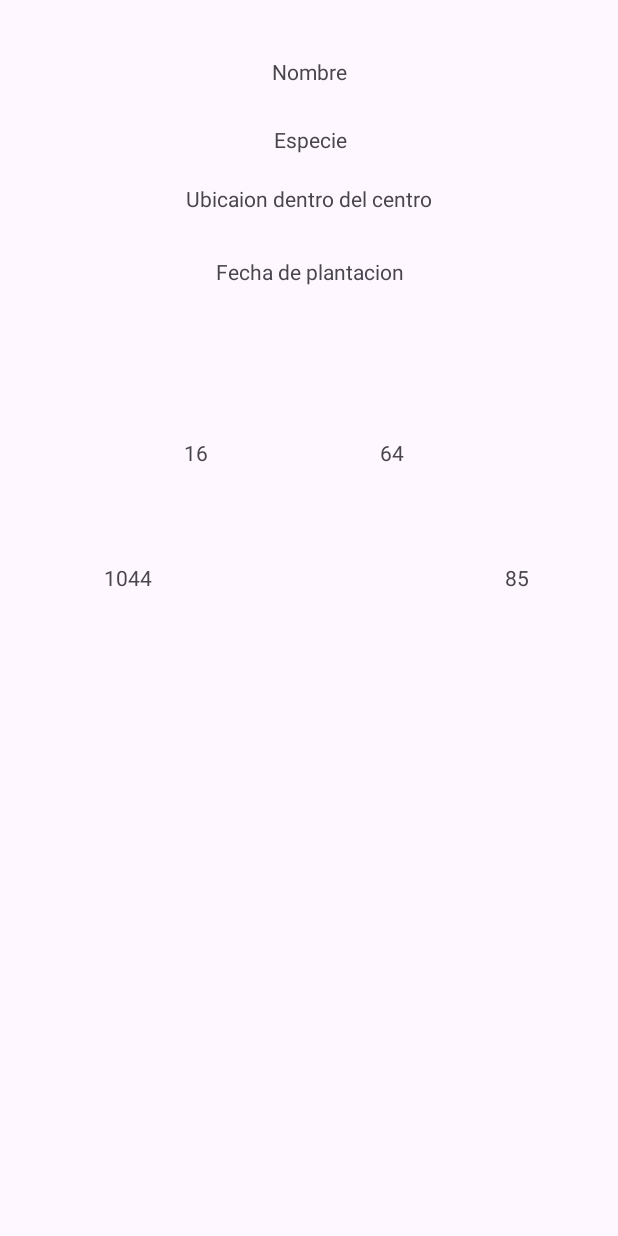
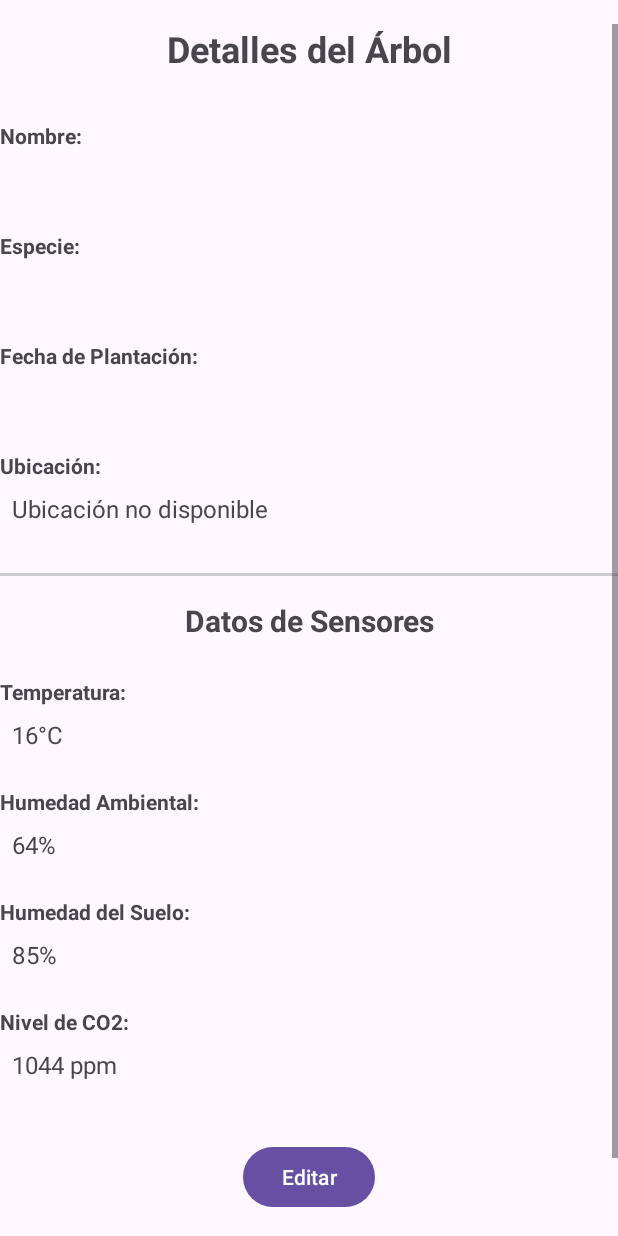
Before and after one commit to riordi80/vocational-training-final-project, an Android app: the ArbolDetalles screen opened directly, with no data from a screen before it, on a phone screen of 412 x 824 dp. Run offline under Robolectric (Android 15) with nearby library versions, the phone set to English and light mode, and no system bars.

Commit message:
feat(andorid): implements CRUD in Arbol detalles

```diff
--- a/android/app/src/main/java/com/example/proyectoarboles/activities/ArbolDetalles.java
+++ b/android/app/src/main/java/com/example/proyectoarboles/activities/ArbolDetalles.java
@@ -2,13 +2,14 @@ package com.example.proyectoarboles.activities;
 
 import android.content.Intent;
 import android.os.Bundle;
+import android.view.View;
+import android.widget.Button;
+import android.widget.EditText;
 import android.widget.TextView;
+import android.widget.Toast;
 
 import androidx.activity.EdgeToEdge;
 import androidx.appcompat.app.AppCompatActivity;
-import androidx.core.graphics.Insets;
-import androidx.core.view.ViewCompat;
-import androidx.core.view.WindowInsetsCompat;
 
 import com.example.proyectoarboles.R;
 
@@ -16,26 +17,204 @@ import java.util.Random;
 
 public class ArbolDetalles extends AppCompatActivity {
 
+    private TextView tvNombre, tvEspecie, tvFecha, tvUbicacion, tvTemp, tvHumedad, tvCO2, tvHumedadSuelo;
+    private EditText etNombre, etEspecie, etFecha, etUbicacion, etTemp, etHumedad, etCO2, etHumedadSuelo;
+    private Button btnEditar, btnGuardar, btnCancelar, btnVolver;
+    private boolean modoEdicion = false;
+
+    // Variables para guardar los valores originales
+    private String nombreOriginal, especieOriginal, fechaOriginal, ubicacionOriginal;
+    private String tempOriginal, humedadOriginal, co2Original, humedadSueloOriginal;
+
     @Override
     protected void onCreate(Bundle savedInstanceState) {
         super.onCreate(savedInstanceState);
         EdgeToEdge.enable(this);
         setContentView(R.layout.activity_arbol_detalles);
 
+        // Obtener los datos del Intent
+        Intent intent = getIntent();
+        String nombre = intent.getStringExtra("arbol_nombre");
+        String especie = intent.getStringExtra("arbol_especie");
+        String fecha = intent.getStringExtra("arbol_fecha");
+        String ubicacion = intent.getStringExtra("arbol_ubicacion");
+
+        // Inicializar TextViews
+        tvNombre = findViewById(R.id.textViewNombreDetalle);
+        tvEspecie = findViewById(R.id.textViewEspecieDetalle);
+        tvFecha = findViewById(R.id.textViewFechaDetalle);
+        tvUbicacion = findViewById(R.id.textViewUbicacion);
+        tvTemp = findViewById(R.id.textViewTemp);
+        tvHumedad = findViewById(R.id.textViewHumedad);
+        tvCO2 = findViewById(R.id.textViewCO2);
+        tvHumedadSuelo = findViewById(R.id.textViewHumedadSuelo);
+
+        // Inicializar EditTexts
+        etNombre = findViewById(R.id.editTextNombreDetalle);
+        etEspecie = findViewById(R.id.editTextEspecieDetalle);
+        etFecha = findViewById(R.id.editTextFechaDetalle);
+        etUbicacion = findViewById(R.id.editTextUbicacion);
+        etTemp = findViewById(R.id.editTextTemp);
+        etHumedad = findViewById(R.id.editTextHumedad);
+        etCO2 = findViewById(R.id.editTextCO2);
+        etHumedadSuelo = findViewById(R.id.editTextHumedadSuelo);
+
+        // Inicializar botones
+        btnEditar = findViewById(R.id.buttonEditar);
+        btnGuardar = findViewById(R.id.buttonGuardar);
+        btnCancelar = findViewById(R.id.buttonCancelar);
+
+        // Establecer los datos recibidos del Intent
+        tvNombre.setText(nombre);
+        tvEspecie.setText(especie);
+        tvFecha.setText(fecha);
+
+        if (ubicacion != null && !ubicacion.isEmpty()) {
+            tvUbicacion.setText(ubicacion);
+        } else {
+            tvUbicacion.setText("Ubicación no disponible");
+        }
+
+        // Generar valores aleatorios para los sensores
         Random random = new Random();
+        String temp = random.nextInt(30) + "°C";
+        String humedad = random.nextInt(100) + "%";
+        String humedadSuelo = random.nextInt(100) + "%";
+        String co2 = (random.nextInt(500) + 1000) + " ppm";
 
-        TextView tvNombre = findViewById(R.id.textViewNombreDetalle);
-        TextView tvEspecie = findViewById(R.id.textViewEspecieDetalle);
-        TextView tvFecha = findViewById(R.id.textViewFechaDetalle);
-        TextView tvUbicacion = findViewById(R.id.textViewUbicacion);
-        TextView tvTemp = findViewById(R.id.textViewTemp);
-        TextView tvHumedad = findViewById(R.id.textViewHumedad);
-        TextView tvCO2 = findViewById(R.id.textViewCO2);
-        TextView tvHumedadSuelo = findViewById(R.id.textViewHumedadSuelo);
+        tvTemp.setText(temp);
+        tvHumedad.setText(humedad);
+        tvHumedadSuelo.setText(humedadSuelo);
+        tvCO2.setText(co2);
 
-        tvTemp.setText(String.valueOf(random.nextInt(30 )));
-        tvHumedad.setText(String.valueOf(random.nextInt(100)));
-        tvHumedadSuelo.setText(String.valueOf(random.nextInt(100)));
-        tvCO2.setText(String.valueOf(random.nextInt(500) + 1000));
+        // Guardar valores originales
+        guardarValoresOriginales();
+
+        // Configurar listeners de botones
+        btnEditar.setOnClickListener(v -> activarModoEdicion());
+        btnGuardar.setOnClickListener(v -> guardarCambios());
+        btnCancelar.setOnClickListener(v -> cancelarEdicion());
+
+        // Inicialmente mostrar solo TextViews
+        mostrarTextViews();
+    }
+
+    private void guardarValoresOriginales() {
+        nombreOriginal = tvNombre.getText().toString();
+        especieOriginal = tvEspecie.getText().toString();
+        fechaOriginal = tvFecha.getText().toString();
+        ubicacionOriginal = tvUbicacion.getText().toString();
+        tempOriginal = tvTemp.getText().toString();
+        humedadOriginal = tvHumedad.getText().toString();
+        co2Original = tvCO2.getText().toString();
+        humedadSueloOriginal = tvHumedadSuelo.getText().toString();
+    }
+
+    private void activarModoEdicion() {
+        modoEdicion = true;
+
+        // Copiar valores de TextViews a EditTexts
+        etNombre.setText(tvNombre.getText());
+        etEspecie.setText(tvEspecie.getText());
+        etFecha.setText(tvFecha.getText());
+        etUbicacion.setText(tvUbicacion.getText());
+        etTemp.setText(tvTemp.getText());
+        etHumedad.setText(tvHumedad.getText());
+        etCO2.setText(tvCO2.getText());
+        etHumedadSuelo.setText(tvHumedadSuelo.getText());
+
+        // Mostrar EditTexts y ocultar TextViews
+        mostrarEditTexts();
+    }
+
+    private void guardarCambios() {
+        // Copiar valores de EditTexts a TextViews
+        tvNombre.setText(etNombre.getText().toString());
+        tvEspecie.setText(etEspecie.getText().toString());
+        tvFecha.setText(etFecha.getText().toString());
+        tvUbicacion.setText(etUbicacion.getText().toString());
+        tvTemp.setText(etTemp.getText().toString());
+        tvHumedad.setText(etHumedad.getText().toString());
+        tvCO2.setText(etCO2.getText().toString());
+        tvHumedadSuelo.setText(etHumedadSuelo.getText().toString());
+
+        // Actualizar valores originales
+        guardarValoresOriginales();
+
+        modoEdicion = false;
+        mostrarTextViews();
+
+        Toast.makeText(this, "Cambios guardados", Toast.LENGTH_SHORT).show();
+    }
+
+    private void cancelarEdicion() {
+        // Restaurar valores originales
+        tvNombre.setText(nombreOriginal);
+        tvEspecie.setText(especieOriginal);
+        tvFecha.setText(fechaOriginal);
+        tvUbicacion.setText(ubicacionOriginal);
+        tvTemp.setText(tempOriginal);
+        tvHumedad.setText(humedadOriginal);
+        tvCO2.setText(co2Original);
+        tvHumedadSuelo.setText(humedadSueloOriginal);
+
+        modoEdicion = false;
+        mostrarTextViews();
+
+        Toast.makeText(this, "Edición cancelada", Toast.LENGTH_SHORT).show();
+    }
+
+    private void mostrarTextViews() {
+        // Mostrar TextViews
+        tvNombre.setVisibility(View.VISIBLE);
+        tvEspecie.setVisibility(View.VISIBLE);
+        tvFecha.setVisibility(View.VISIBLE);
+        tvUbicacion.setVisibility(View.VISIBLE);
+        tvTemp.setVisibility(View.VISIBLE);
+        tvHumedad.setVisibility(View.VISIBLE);
+        tvCO2.setVisibility(View.VISIBLE);
+        tvHumedadSuelo.setVisibility(View.VISIBLE);
+
+        // Ocultar EditTexts
+        etNombre.setVisibility(View.GONE);
+        etEspecie.setVisibility(View.GONE);
+        etFecha.setVisibility(View.GONE);
+        etUbicacion.setVisibility(View.GONE);
+        etTemp.setVisibility(View.GONE);
+        etHumedad.setVisibility(View.GONE);
+        etCO2.setVisibility(View.GONE);
+        etHumedadSuelo.setVisibility(View.GONE);
+
+        // Mostrar solo botón Editar
+        btnEditar.setVisibility(View.VISIBLE);
+        btnGuardar.setVisibility(View.GONE);
+        btnCancelar.setVisibility(View.GONE);
+    }
+
+    private void mostrarEditTexts() {
+        // Ocultar TextViews
+        tvNombre.setVisibility(View.GONE);
+        tvEspecie.setVisibility(View.GONE);
+        tvFecha.setVisibility(View.GONE);
+        tvUbicacion.setVisibility(View.GONE);
+        tvTemp.setVisibility(View.GONE);
+        tvHumedad.setVisibility(View.GONE);
+        tvCO2.setVisibility(View.GONE);
+        tvHumedadSuelo.setVisibility(View.GONE);
+
+        // Mostrar EditTexts
+        etNombre.setVisibility(View.VISIBLE);
+        etEspecie.setVisibility(View.VISIBLE);
+        etFecha.setVisibility(View.VISIBLE);
+        etUbicacion.setVisibility(View.VISIBLE);
+        etTemp.setVisibility(View.VISIBLE);
+        etHumedad.setVisibility(View.VISIBLE);
+        etCO2.setVisibility(View.VISIBLE);
+        etHumedadSuelo.setVisibility(View.VISIBLE);
+
+        // Mostrar botones Guardar y Cancelar, ocultar Editar
+        btnEditar.setVisibility(View.GONE);
+        btnGuardar.setVisibility(View.VISIBLE);
+        btnCancelar.setVisibility(View.VISIBLE);
     }
 }
--- a/android/app/src/main/res/layout/activity_arbol_detalles.xml
+++ b/android/app/src/main/res/layout/activity_arbol_detalles.xml
@@ -1,91 +1,266 @@
 <?xml version="1.0" encoding="utf-8"?>
-<androidx.constraintlayout.widget.ConstraintLayout xmlns:android="http://schemas.android.com/apk/res/android"
+<ScrollView xmlns:android="http://schemas.android.com/apk/res/android"
     xmlns:app="http://schemas.android.com/apk/res-auto"
-    xmlns:tools="http://schemas.android.com/tools"
-    android:id="@+id/main"
     android:layout_width="match_parent"
     android:layout_height="match_parent"
-    tools:context=".activities.ArbolDetalles">
+    android:paddingTop="16dp">
+
+    <LinearLayout
+        android:layout_width="match_parent"
+        android:layout_height="wrap_content"
+        android:orientation="vertical">
+
+        <TextView
+            android:layout_width="match_parent"
+            android:layout_height="wrap_content"
+            android:text="Detalles del Árbol"
+            android:textSize="24sp"
+            android:textStyle="bold"
+            android:gravity="center"
+            android:layout_marginBottom="24dp"/>
+
+        <!-- Nombre -->
+        <TextView
+            android:layout_width="match_parent"
+            android:layout_height="wrap_content"
+            android:text="Nombre:"
+            android:textStyle="bold"
+            android:layout_marginTop="8dp"/>
 
         <TextView
             android:id="@+id/textViewNombreDetalle"
-        android:layout_width="wrap_content"
+            android:layout_width="match_parent"
             android:layout_height="wrap_content"
-        android:layout_marginTop="38dp"
-        android:text="Nombre"
-        app:layout_constraintEnd_toEndOf="parent"
-        app:layout_constraintStart_toStartOf="parent"
-        app:layout_constraintTop_toTopOf="parent" />
+            android:textSize="16sp"
+            android:padding="8dp"/>
+
+        <EditText
+            android:id="@+id/editTextNombreDetalle"
+            android:layout_width="match_parent"
+            android:layout_height="wrap_content"
+            android:hint="Nombre del árbol"
+            android:visibility="gone"
+            android:inputType="text"/>
+
+        <!-- Especie -->
+        <TextView
+            android:layout_width="match_parent"
+            android:layout_height="wrap_content"
+            android:text="Especie:"
+            android:textStyle="bold"
+            android:layout_marginTop="16dp"/>
+
+        <TextView
+            android:id="@+id/textViewEspecieDetalle"
+            android:layout_width="match_parent"
+            android:layout_height="wrap_content"
+            android:textSize="16sp"
+            android:padding="8dp"/>
+
+        <EditText
+            android:id="@+id/editTextEspecieDetalle"
+            android:layout_width="match_parent"
+            android:layout_height="wrap_content"
+            android:hint="Especie"
+            android:visibility="gone"
+            android:inputType="text"/>
+
+        <!-- Fecha -->
+        <TextView
+            android:layout_width="match_parent"
+            android:layout_height="wrap_content"
+            android:text="Fecha de Plantación:"
+            android:textStyle="bold"
+            android:layout_marginTop="16dp"/>
 
         <TextView
             android:id="@+id/textViewFechaDetalle"
-        android:layout_width="wrap_content"
+            android:layout_width="match_parent"
             android:layout_height="wrap_content"
-        android:layout_marginStart="20dp"
-        android:layout_marginTop="29dp"
-        android:text="Fecha de plantacion"
-        app:layout_constraintStart_toStartOf="@+id/textViewUbicacion"
-        app:layout_constraintTop_toBottomOf="@+id/textViewUbicacion" />
+            android:textSize="16sp"
+            android:padding="8dp"/>
 
+        <EditText
+            android:id="@+id/editTextFechaDetalle"
+            android:layout_width="match_parent"
+            android:layout_height="wrap_content"
+            android:hint="Fecha (DD/MM/YYYY)"
+            android:visibility="gone"
+            android:inputType="date"/>
+
+        <!-- Ubicación -->
         <TextView
-        android:id="@+id/textViewEspecieDetalle"
-        android:layout_width="wrap_content"
+            android:layout_width="match_parent"
             android:layout_height="wrap_content"
-        android:layout_marginStart="1dp"
-        android:layout_marginTop="26dp"
-        android:text="Especie"
-        app:layout_constraintStart_toStartOf="@+id/textViewNombreDetalle"
-        app:layout_constraintTop_toBottomOf="@+id/textViewNombreDetalle" />
+            android:text="Ubicación:"
+            android:textStyle="bold"
+            android:layout_marginTop="16dp"/>
 
         <TextView
             android:id="@+id/textViewUbicacion"
-        android:layout_width="wrap_content"
+            android:layout_width="match_parent"
             android:layout_height="wrap_content"
-        android:layout_marginTop="20dp"
-        android:text="Ubicaion dentro del centro"
-        app:layout_constraintEnd_toEndOf="parent"
-        app:layout_constraintStart_toStartOf="parent"
-        app:layout_constraintTop_toBottomOf="@+id/textViewEspecieDetalle" />
+            android:textSize="16sp"
+            android:padding="8dp"/>
+
+        <EditText
+            android:id="@+id/editTextUbicacion"
+            android:layout_width="match_parent"
+            android:layout_height="wrap_content"
+            android:hint="Ubicación"
+            android:visibility="gone"
+            android:inputType="text"/>
+
+        <!-- Separador para datos de sensores -->
+        <View
+            android:layout_width="match_parent"
+            android:layout_height="2dp"
+            android:background="#CCCCCC"
+            android:layout_marginTop="24dp"
+            android:layout_marginBottom="16dp"/>
+
+        <TextView
+            android:layout_width="match_parent"
+            android:layout_height="wrap_content"
+            android:text="Datos de Sensores"
+            android:textSize="20sp"
+            android:textStyle="bold"
+            android:gravity="center"
+            android:layout_marginBottom="16dp"/>
+
+        <!-- Temperatura -->
+        <TextView
+            android:layout_width="match_parent"
+            android:layout_height="wrap_content"
+            android:text="Temperatura:"
+            android:textStyle="bold"
+            android:layout_marginTop="8dp"/>
 
         <TextView
             android:id="@+id/textViewTemp"
-        android:layout_width="wrap_content"
+            android:layout_width="match_parent"
             android:layout_height="wrap_content"
-        android:layout_marginStart="7dp"
-        android:text="Temperatura actual"
-        app:layout_constraintBaseline_toBaselineOf="@+id/textViewHumedad"
-        app:layout_constraintEnd_toStartOf="@+id/textViewHumedad"
-        app:layout_constraintStart_toStartOf="parent" />
+            android:textSize="16sp"
+            android:padding="8dp"/>
+
+        <EditText
+            android:id="@+id/editTextTemp"
+            android:layout_width="match_parent"
+            android:layout_height="wrap_content"
+            android:hint="Temperatura"
+            android:visibility="gone"
+            android:inputType="text"/>
+
+        <!-- Humedad -->
+        <TextView
+            android:layout_width="match_parent"
+            android:layout_height="wrap_content"
+            android:text="Humedad Ambiental:"
+            android:textStyle="bold"
+            android:layout_marginTop="16dp"/>
 
         <TextView
             android:id="@+id/textViewHumedad"
-        android:layout_width="wrap_content"
+            android:layout_width="match_parent"
             android:layout_height="wrap_content"
-        android:layout_marginTop="101dp"
-        android:layout_marginEnd="27dp"
-        android:text="Humedad actual"
-        app:layout_constraintEnd_toEndOf="parent"
-        app:layout_constraintStart_toEndOf="@+id/textViewTemp"
-        app:layout_constraintTop_toBottomOf="@+id/textViewFechaDetalle" />
+            android:textSize="16sp"
+            android:padding="8dp"/>
+
+        <EditText
+            android:id="@+id/editTextHumedad"
+            android:layout_width="match_parent"
+            android:layout_height="wrap_content"
+            android:hint="Humedad ambiental"
+            android:visibility="gone"
+            android:inputType="text"/>
+
+        <!-- Humedad del Suelo -->
+        <TextView
+            android:layout_width="match_parent"
+            android:layout_height="wrap_content"
+            android:text="Humedad del Suelo:"
+            android:textStyle="bold"
+            android:layout_marginTop="16dp"/>
+
+        <TextView
+            android:id="@+id/textViewHumedadSuelo"
+            android:layout_width="match_parent"
+            android:layout_height="wrap_content"
+            android:textSize="16sp"
+            android:padding="8dp"/>
+
+        <EditText
+            android:id="@+id/editTextHumedadSuelo"
+            android:layout_width="match_parent"
+            android:layout_height="wrap_content"
+            android:hint="Humedad del suelo"
+            android:visibility="gone"
+            android:inputType="text"/>
+
+        <!-- CO2 -->
+        <TextView
+            android:layout_width="match_parent"
+            android:layout_height="wrap_content"
+            android:text="Nivel de CO2:"
+            android:textStyle="bold"
+            android:layout_marginTop="16dp"/>
 
         <TextView
             android:id="@+id/textViewCO2"
+            android:layout_width="match_parent"
+            android:layout_height="wrap_content"
+            android:textSize="16sp"
+            android:padding="8dp"/>
+
+        <EditText
+            android:id="@+id/editTextCO2"
+            android:layout_width="match_parent"
+            android:layout_height="wrap_content"
+            android:hint="Nivel de CO2"
+            android:visibility="gone"
+            android:inputType="text"/>
+
+        <!-- Botones -->
+        <LinearLayout
+            android:layout_width="match_parent"
+            android:layout_height="wrap_content"
+            android:orientation="horizontal"
+            android:layout_marginTop="24dp"
+            android:gravity="center">
+
+            <Button
+                android:id="@+id/buttonEditar"
                 android:layout_width="wrap_content"
                 android:layout_height="wrap_content"
-        android:layout_marginTop="64dp"
-        android:layout_marginEnd="37dp"
-        android:text="CO2"
-        app:layout_constraintEnd_toEndOf="@+id/textViewTemp"
-        app:layout_constraintTop_toBottomOf="@+id/textViewTemp" />
+                android:text="Editar"
+                android:layout_margin="8dp"/>
 
-    <TextView
-        android:id="@+id/textViewHumedadSuelo"
+            <Button
+                android:id="@+id/buttonGuardar"
                 android:layout_width="wrap_content"
                 android:layout_height="wrap_content"
-        android:layout_marginEnd="59dp"
-        android:text="Humedad del suelo"
-        app:layout_constraintBaseline_toBaselineOf="@+id/textViewCO2"
-        app:layout_constraintEnd_toEndOf="parent" />
+                android:text="Guardar"
+                android:visibility="gone"
+                android:layout_margin="8dp"/>
 
+            <Button
+                android:id="@+id/buttonCancelar"
+                android:layout_width="wrap_content"
+                android:layout_height="wrap_content"
+                android:text="Cancelar"
+                android:visibility="gone"
+                android:layout_margin="8dp"/>
 
-</androidx.constraintlayout.widget.ConstraintLayout>
+        </LinearLayout>
+
+        <!-- Botón Volver -->
+        <Button
+            android:id="@+id/buttonVolver"
+            android:layout_width="match_parent"
+            android:layout_height="wrap_content"
+            android:text="Volver"
+            android:layout_marginTop="16dp"
+            android:backgroundTint="#757575"/>
+
+    </LinearLayout>
+</ScrollView>
```
Lines whose indentation alone changed are shown as unchanged.
